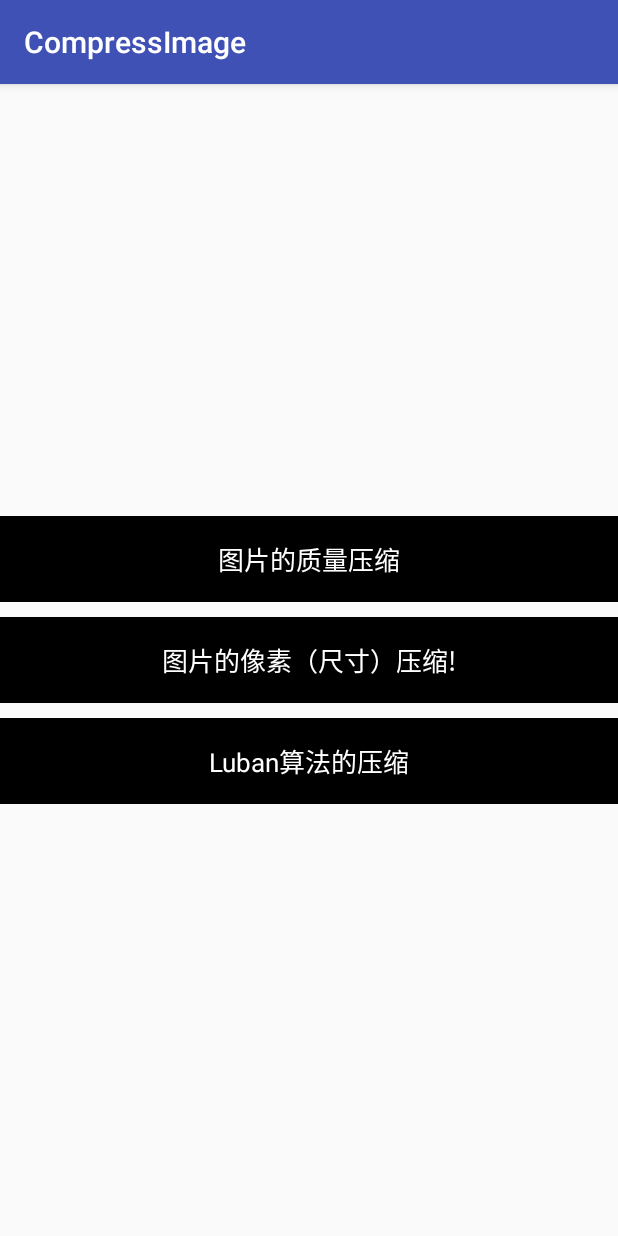
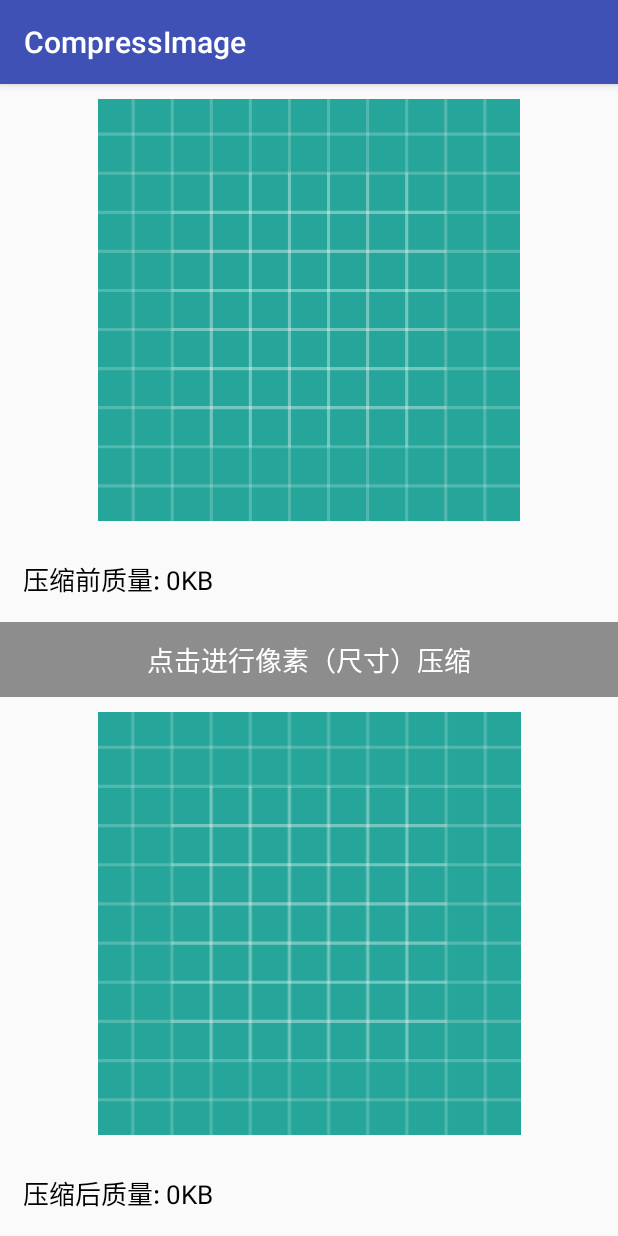
Before and after one commit to heynchy/CompressImage, an Android app: the screen it shows after launch (MainActivity before the commit, PixImageActivity after it), after a tap on "图片的像素（尺寸）压缩!", on a phone screen of 412 x 824 dp. Run offline under Robolectric (Android 15) with nearby library versions, the phone set to English and light mode, and no system bars.

Commit message:
1. 添加应用实例，并完成相关压缩结果的测试

```diff
--- a/app/src/main/AndroidManifest.xml
+++ b/app/src/main/AndroidManifest.xml
@@ -19,6 +19,9 @@
                 <category android:name="android.intent.category.LAUNCHER"/>
             </intent-filter>
         </activity>
+        <activity android:name=".MassImageActivity"/>
+        <activity android:name=".PixImageActivity"/>
+        <activity android:name=".LubanImageActivity"/>
     </application>
 
 </manifest>
--- a/app/src/main/java/com/heynchy/compressimage/MainActivity.java
+++ b/app/src/main/java/com/heynchy/compressimage/MainActivity.java
@@ -1,85 +1,69 @@
 package com.heynchy.compressimage;
 
-import android.graphics.Bitmap;
-import android.os.Environment;
+import android.content.pm.PackageManager;
+import android.os.Bundle;
+import android.support.annotation.NonNull;
 import android.support.v7.app.AppCompatActivity;
-import android.os.Bundle;
-import android.util.Log;
 import android.view.View;
 import android.widget.TextView;
-
-import com.heynchy.compress.CompressImage;
-import com.heynchy.compress.compressinterface.CompressLubanListener;
-import com.heynchy.compress.compressinterface.CompressMassListener;
-import com.heynchy.compress.compressinterface.CompressPixListener;
+import android.widget.Toast;
 
 public class MainActivity extends AppCompatActivity {
 
     private TextView mMassTv;
     private TextView mPixTv;
     private TextView mLubanTv;
+    private boolean mHasPermission;  // 是否有内存卡读取权限
 
     @Override
     protected void onCreate(Bundle savedInstanceState) {
         super.onCreate(savedInstanceState);
         setContentView(R.layout.activity_main);
         initView();
+        /*******************************************/
+        // 由于Android 6.0之后存储权限需要主动获取，所以在使用该压缩工具之前，要保证你的APP已获取存储权限
+        mHasPermission = PermissionUtil.hasStoragePermission(this);
+        if (mHasPermission) {
+            Toast.makeText(this, "已获得内存卡权限", Toast.LENGTH_SHORT).show();
+        } else {
+            /**
+             * 主要针对 Android 6.0之后需主动获取权限
+             */
+            PermissionUtil.getStoragePermissions(this);
+        }
+        /*********************************************/
         mMassTv.setOnClickListener(new View.OnClickListener() {
             @Override
             public void onClick(View view) {
                 // TODO 跳转至图片的质量压缩界面
+                if (mHasPermission) {
+                    MassImageActivity.start(MainActivity.this);
+                } else {
+                    Toast.makeText(MainActivity.this, "没有内存卡权限", Toast.LENGTH_SHORT).show();
+                }
+
             }
         });
         mPixTv.setOnClickListener(new View.OnClickListener() {
             @Override
             public void onClick(View view) {
                 // TODO 跳转至图片的像素压缩界面
+                if (mHasPermission) {
+                    PixImageActivity.start(MainActivity.this);
+                } else {
+                    Toast.makeText(MainActivity.this, "没有内存卡权限", Toast.LENGTH_SHORT).show();
+                }
             }
         });
         mLubanTv.setOnClickListener(new View.OnClickListener() {
             @Override
             public void onClick(View view) {
                 // TODO 跳转至图片的Luban算法的压缩界面
-            }
-        });
-        final String filePath = Environment.getExternalStorageDirectory() + "/yueyeya/1.jpg";
-        final String filePath2 = Environment.getExternalStorageDirectory() + "/yueyeya/2.jpg";
-        final String filePath3 = Environment.getExternalStorageDirectory() + "/yueyeya/3.jpg";
-        final String filePath4 = Environment.getExternalStorageDirectory() + "/yueyeya/4.jpg";
-        final String filePath5 = Environment.getExternalStorageDirectory() + "/yueyeya/5.jpg";
-        final String filePath6 = Environment.getExternalStorageDirectory() + "/yueyeya/6.jpg";
-
-        CompressImage.getInstance().imageLubrnCompress(filePath, filePath4, new CompressLubanListener() {
-            @Override
-            public void onCompressLubanFailed(String imgPath, String msg) {
-                Log.i("heyn", "onCompressLubanFailed");
-            }
-
-            @Override
-            public void onCompressLubanSuccessed(String imgPath, Bitmap bitmap) {
-                Log.i("heyn", "onCompressLubanSuccessed");
-            }
-        });
-        CompressImage.getInstance().imageMassCompress(filePath2, filePath5, 1024, new CompressMassListener() {
-            @Override
-            public void onCompressMassSuccessed(String imgPath) {
-                Log.i("heyn", "onCompressMassSuccessed");
-            }
-
-            @Override
-            public void onCompressMassFailed(String imgPath, String msg) {
-                Log.i("heyn", "onCompressMassFailed");
-            }
-        });
-        CompressImage.getInstance().imagePixCompress(filePath3, 500, 500, new CompressPixListener() {
-            @Override
-            public void onCompressPixSuccessed(String imgPath, Bitmap bitmap) {
-                Log.i("heyn", "onCompressPixSuccessed");
-            }
-
-            @Override
-            public void onCompressPixFailed(String imgPath, String msg) {
-                Log.i("heyn", "onCompressPixFailed");
+                if (mHasPermission) {
+                    LubanImageActivity.start(MainActivity.this);
+                } else {
+                    Toast.makeText(MainActivity.this, "没有内存卡权限", Toast.LENGTH_SHORT).show();
+                }
             }
         });
     }
@@ -89,4 +73,17 @@ public class MainActivity extends AppCompatActivity {
         mLubanTv = (TextView) findViewById(R.id.tv_luban);
         mPixTv = (TextView) findViewById(R.id.tv_pix);
     }
+
+
+    @Override
+    public void onRequestPermissionsResult(int requestCode, @NonNull String[] permissions, @NonNull int[] grantResults) {
+        super.onRequestPermissionsResult(requestCode, permissions, grantResults);
+        if (1 == requestCode) {
+            if (grantResults[0] == PackageManager.PERMISSION_GRANTED) {
+                Toast.makeText(this, "获取权限成功", Toast.LENGTH_SHORT).show();
+            } else {
+                Toast.makeText(this, "获取权限失败", Toast.LENGTH_SHORT).show();
+            }
+        }
+    }
 }
--- /dev/null
+++ b/app/src/main/java/com/heynchy/compressimage/PermissionUtil.java
@@ -0,0 +1,68 @@
+package com.heynchy.compressimage;
+
+
+import android.Manifest;
+import android.app.Activity;
+import android.content.pm.PackageManager;
+import android.graphics.Bitmap;
+import android.graphics.BitmapFactory;
+import android.support.v4.app.ActivityCompat;
+
+import java.io.FileInputStream;
+import java.io.FileNotFoundException;
+
+/**
+ * Android 6.0 内存卡权限读取
+ *
+ * @author CHY
+ *         Create at 2017/6/29 15:25.
+ */
+
+public class PermissionUtil {
+    // Storage Permissions
+    private static final int REQUEST_EXTERNAL_STORAGE = 1;
+    private static String[] PERMISSIONS_STORAGE = {
+            Manifest.permission.READ_EXTERNAL_STORAGE,
+            Manifest.permission.WRITE_EXTERNAL_STORAGE};
+
+    /**
+     * 判断是否拥有内存卡读取权限
+     *
+     * @param activity
+     * @return
+     */
+    public static boolean hasStoragePermission(Activity activity) {
+        int permission = ActivityCompat.checkSelfPermission(activity,
+                Manifest.permission.WRITE_EXTERNAL_STORAGE);
+        if (permission != PackageManager.PERMISSION_GRANTED) {
+            return false;
+        } else {
+            return true;
+        }
+    }
+
+    /**
+     * 获取内存卡读取权限
+     */
+    public static void getStoragePermissions(Activity activity) {
+        ActivityCompat.requestPermissions(activity, PERMISSIONS_STORAGE,
+                REQUEST_EXTERNAL_STORAGE);
+    }
+
+    /**
+     * 加载本地图片
+     *
+     * @param url
+     * @return
+     */
+    public static Bitmap getLoacalBitmap(String url) {
+        try {
+            FileInputStream fis = new FileInputStream(url);
+            return BitmapFactory.decodeStream(fis);  ///把流转化为Bitmap图片
+
+        } catch (FileNotFoundException e) {
+            e.printStackTrace();
+            return null;
+        }
+    }
+}
--- /dev/null
+++ b/app/src/main/java/com/heynchy/compressimage/PixImageActivity.java
@@ -0,0 +1,99 @@
+package com.heynchy.compressimage;
+
+import android.content.Context;
+import android.content.Intent;
+import android.graphics.Bitmap;
+import android.os.Bundle;
+import android.os.Environment;
+import android.support.v7.app.AppCompatActivity;
+import android.view.View;
+import android.widget.ImageView;
+import android.widget.TextView;
+import android.widget.Toast;
+
+import com.heynchy.compress.CompressImage;
+import com.heynchy.compress.compressUtil.FileSizeUtil;
+import com.heynchy.compress.compressinterface.CompressPixListener;
+
+import java.io.File;
+
+/**
+ * 图片像素（尺寸）压缩的实现
+ */
+
+public class PixImageActivity extends AppCompatActivity {
+
+    private TextView mMassTv;         // 压缩前质量显示
+    private TextView mMassPressTv;    // 压缩后质量显示
+    private ImageView mImageIv;       // 原图片
+    private ImageView mImagePressIv;  // 压缩后的图片
+    private TextView mClickTv;        // 点击按钮
+
+    public static void start(Context context) {
+        Intent intent = new Intent(context, PixImageActivity.class);
+        context.startActivity(intent);
+    }
+
+    @Override
+    protected void onCreate(Bundle savedInstanceState) {
+        super.onCreate(savedInstanceState);
+        setContentView(R.layout.activity_mass);
+        initView();
+        /**
+         * 首先默认手机的根目录下有名为“1.jpg”的文件
+         */
+        final String filePath = Environment.getExternalStorageDirectory() + "/1.jpg";
+        File file = new File(filePath);
+        if (file.exists()) {
+            mImageIv.setImageBitmap(CompressImage.getInstance().getBitmap(filePath));
+            mMassTv.setText("压缩前质量：" + FileSizeUtil.getFileOrFilesSize(filePath));
+        } else {
+            Toast.makeText(PixImageActivity.this, "要压缩的文件不存在", Toast.LENGTH_SHORT).show();
+        }
+        mClickTv.setOnClickListener(new View.OnClickListener() {
+            @Override
+            public void onClick(View view) {
+                // TODO 进行像素压缩
+                final String savePath = Environment.getExternalStorageDirectory() + "/2.1.jpg";
+                /**
+                 * 参数解析：
+                 * filePath: 要压缩图片的绝对路径
+                 * savePath: 压缩图片后的保存路径
+                 * maxWidth: 期望压缩后图片的宽度（像素值）
+                 * maxHeight: 期望压缩后图片的高度（像素值）
+                 */
+                CompressImage.getInstance().imagePixCompress(filePath, savePath, 100, 100,
+                        new CompressPixListener() {
+                            @Override
+                            public void onCompressPixSuccessed(String imgPath, Bitmap bitmap) {
+                                /**
+                                 * 返回值: imgPath----压缩后图片的绝对路径
+                                 *        bitmap----返回的图片
+                                 */
+                                mImagePressIv.setImageBitmap(bitmap);
+                                mMassPressTv.setText("压缩后质量： " + FileSizeUtil.getFileOrFilesSize(imgPath));
+                            }
+
+                            @Override
+                            public void onCompressPixFailed(String imgPath, String msg) {
+                                /**
+                                 * 返回值: imgPath----原图片的绝对路径
+                                 *        msg----返回的错误信息
+                                 */
+                                Toast.makeText(PixImageActivity.this, "压缩失败", Toast.LENGTH_SHORT).show();
+                            }
+                        });
+            }
+        });
+    }
+
+    private void initView() {
+        mMassTv = (TextView) findViewById(R.id.tv_mass);
+        mMassPressTv = (TextView) findViewById(R.id.tv_press_mass);
+        mImageIv = (ImageView) findViewById(R.id.iv_image);
+        mImagePressIv = (ImageView) findViewById(R.id.iv_press_image);
+        mClickTv = (TextView) findViewById(R.id.tv_click);
+        mClickTv.setText("点击进行像素（尺寸）压缩");
+    }
+
+}
--- /dev/null
+++ b/app/src/main/res/layout/activity_mass.xml
@@ -0,0 +1,77 @@
+<?xml version="1.0" encoding="utf-8"?>
+<LinearLayout
+    xmlns:android="http://schemas.android.com/apk/res/android"
+    xmlns:app="http://schemas.android.com/apk/res-auto"
+    xmlns:tools="http://schemas.android.com/tools"
+    android:layout_width="match_parent"
+    android:layout_height="match_parent"
+    android:orientation="vertical"
+    tools:context="com.heynchy.compressimage.MainActivity">
+
+
+    <RelativeLayout
+        android:layout_width="match_parent"
+        android:layout_height="0dp"
+        android:layout_centerInParent="true"
+        android:layout_weight="1"
+        android:padding="10dp">
+
+        <ImageView
+            android:id="@+id/iv_image"
+            android:layout_width="match_parent"
+            android:layout_height="match_parent"
+            android:src="@drawable/ic_launcher_background"/>
+    </RelativeLayout>
+
+    <TextView
+        android:id="@+id/tv_mass"
+        android:layout_width="wrap_content"
+        android:layout_height="wrap_content"
+        android:layout_centerVertical="true"
+        android:layout_toRightOf="@+id/iv_image"
+        android:gravity="center_horizontal"
+        android:padding="15dp"
+        android:text="压缩前质量: 0KB"
+        android:textColor="#000000"
+        android:textSize="17sp"
+        />
+
+    <TextView
+        android:id="@+id/tv_click"
+        android:layout_width="match_parent"
+        android:layout_height="50dp"
+        android:layout_gravity="center_horizontal"
+        android:background="#8d8d8d"
+        android:gravity="center"
+        android:text="点击压缩"
+        android:textColor="#ffffff"
+        android:textSize="18sp"/>
+
+    <RelativeLayout
+        android:layout_width="match_parent"
+        android:layout_height="0dp"
+        android:layout_centerInParent="true"
+        android:layout_weight="1"
+        android:padding="10dp">
+
+        <ImageView
+            android:id="@+id/iv_press_image"
+            android:layout_width="match_parent"
+            android:layout_height="match_parent"
+            android:src="@drawable/ic_launcher_background"/>
+
+    </RelativeLayout>
+
+    <TextView
+        android:id="@+id/tv_press_mass"
+        android:layout_width="wrap_content"
+        android:layout_height="wrap_content"
+        android:layout_centerVertical="true"
+        android:layout_toRightOf="@+id/iv_press_image"
+        android:gravity="center_horizontal"
+        android:padding="15dp"
+        android:text="压缩后质量: 0KB"
+        android:textColor="#000000"
+        android:textSize="17sp"
+        />
+</LinearLayout>
--- a/compress/src/main/java/com/heynchy/compress/compressUtil/LubanUtil.java
+++ b/compress/src/main/java/com/heynchy/compress/compressUtil/LubanUtil.java
@@ -247,7 +247,7 @@ public class LubanUtil {
             options -= 6;
             bitmap.compress(Bitmap.CompressFormat.JPEG, options, stream);
         }
-        bitmap.recycle();
+//        bitmap.recycle();
         try {
             FileOutputStream fos = new FileOutputStream(filePath);
             fos.write(stream.toByteArray());
--- a/compress/src/main/java/com/heynchy/compress/compressinterface/CompressInterface.java
+++ b/compress/src/main/java/com/heynchy/compress/compressinterface/CompressInterface.java
@@ -28,7 +28,7 @@ public interface CompressInterface {
      * @param maxHeight
      * @param listener
      */
-    void imagePixCompress(String imagePath, float maxWidth, float maxHeight, CompressPixListener listener);
+    void imagePixCompress(String imagePath,String savePath, float maxWidth, float maxHeight, CompressPixListener listener);
 
     /**
      * Lubrn压缩算法的接口
```
Also changed, not shown: app/src/main/java/com/heynchy/compressimage/LubanImageActivity.java (added, +117 -0 lines), app/src/main/java/com/heynchy/compressimage/MassImageActivity.java (added, +123 -0 lines), compress/src/main/java/com/heynchy/compress/CompressImage.java (+10 -6 lines), compress/src/main/java/com/heynchy/compress/compressinterface/CompressLubanListener.java (+8 -6 lines), 4 other files.
